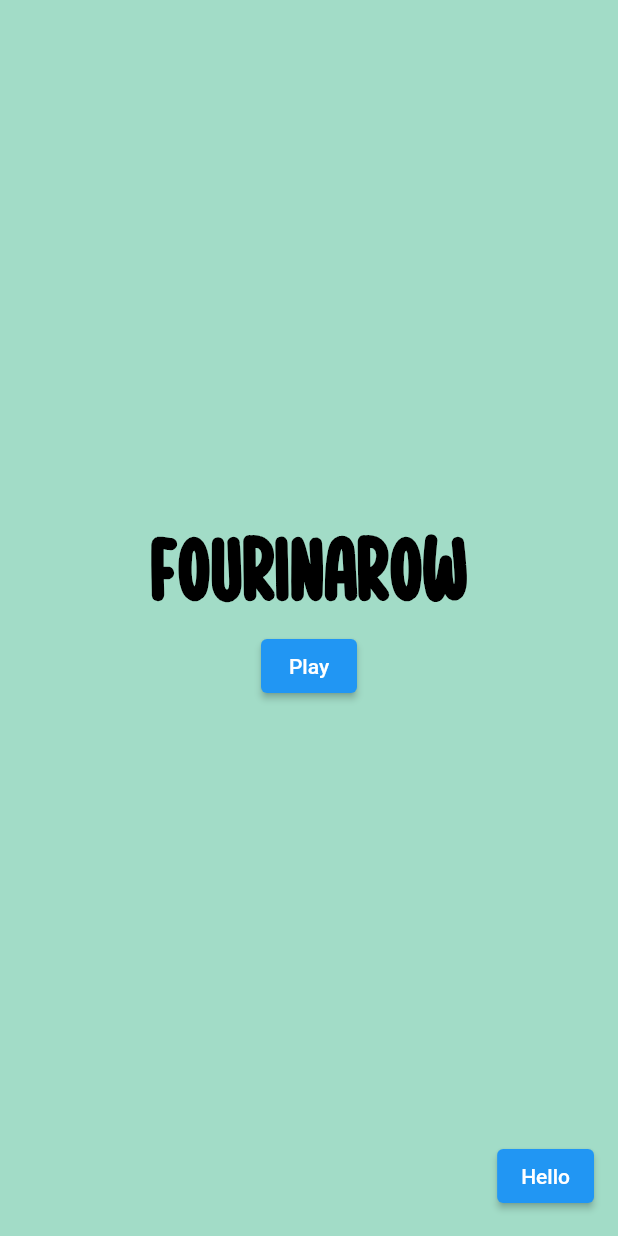
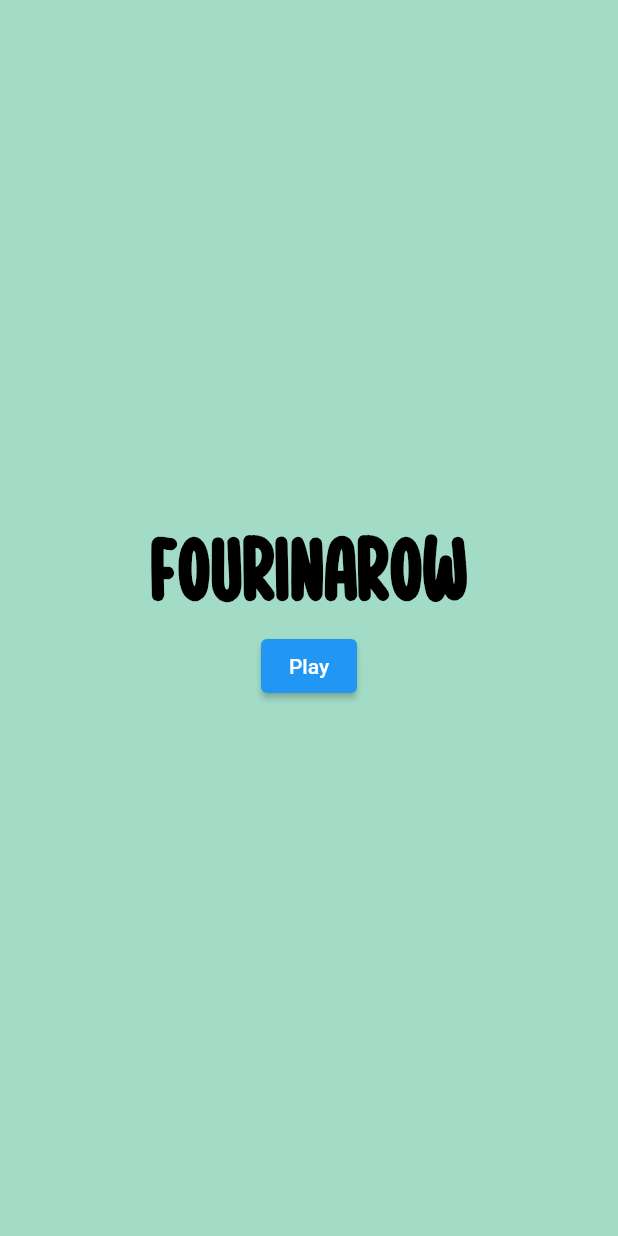
Before and after one commit to MuhdMusab/fourinarow, a Flutter app: the screen it shows after launch, on a phone screen of 412 x 824 dp. Run offline on Flutter 3.47's test engine with Material 2 defaults, Android fonts, the phone set to English and light mode, and no system bars; our stand-ins replace cloud_firestore, connectivity_plus, firebase_core, flutter_bloc; accounts and stored records are empty.

Commit message:
Remove floating action button

```diff
--- a/lib/screens/play_screen.dart
+++ b/lib/screens/play_screen.dart
@@ -32,16 +32,6 @@ class _PlayScreenState extends State<PlayScreen> {
     //BlocListener<InternetCubit, InternetState>(
 
     return Scaffold(
-      floatingActionButton: ElevatedButton(
-        onPressed: () {
-          // Gameroom gameroom = Gameroom("musab", "musab2");
-          // gameroom.getGameroomId();
-          // gameroom.generateBoard();
-        },
-        child: Text(
-            "Hello"
-        ),
-      ),
       backgroundColor: Palette().backgroundLevelSelection,
       body: BlocListener<InternetCubit, InternetState>(
         listener: (context, state) {
```
